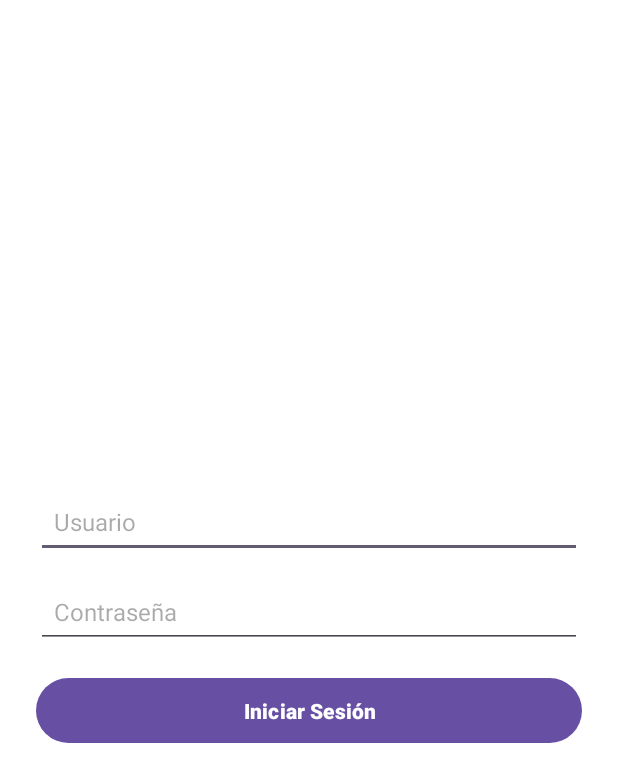
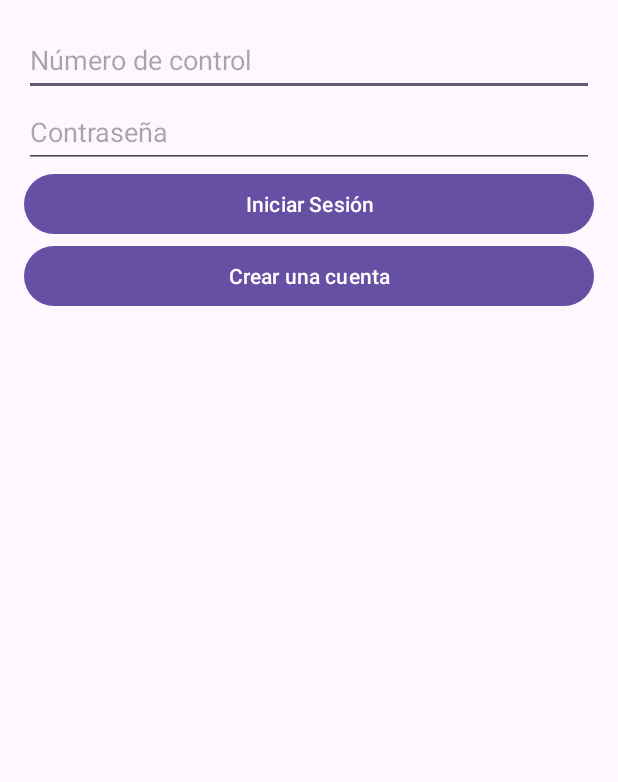
Before and after one commit to Sanosvaldo9/Android-con-Django-Login, an Android app: the screen it shows after launch (MainActivity), on a phone screen of 412 x 824 dp. Shown: the top 782 px of the screen. Run offline under Robolectric (Android 15) with nearby library versions, the phone set to English and light mode, and no system bars.

Commit message:
Proyecto desde Android Studio a Django.

```diff
--- a/app/src/main/AndroidManifest.xml
+++ b/app/src/main/AndroidManifest.xml
@@ -16,6 +16,12 @@
         android:theme="@style/Theme.LoginCLE"
         tools:targetApi="31">
         <activity
+            android:name=".WelcomeActivity"
+            android:exported="false" />
+        <activity
+            android:name=".RegisterActivity"
+            android:exported="false" />
+        <activity
             android:name=".MainActivity"
             android:exported="true">
             <intent-filter>
--- a/app/src/main/java/com/osvaldo/logincle/ApiService.kt
+++ b/app/src/main/java/com/osvaldo/logincle/ApiService.kt
@@ -2,17 +2,9 @@ package com.osvaldo.logincle
 
 import retrofit2.Call
 import retrofit2.http.Body
-import retrofit2.http.GET
-import retrofit2.http.Header
 import retrofit2.http.POST
 
-data class TokenRequest(val username: String, val password: String)
-data class TokenResponse(val access: String, val refresh: String)
-
 interface ApiService {
-    @GET("api/users/")
-    fun getUsers(@Header("Authorization") token: String): Call<List<User>>
-
-    @POST("api/token/")
-    fun getToken(@Body request: TokenRequest): Call<TokenResponse>
+    @POST("api/crear-cuenta/")
+    fun crearCuenta(@Body request: CrearCuentaRequest): Call<CrearCuentaResponse>
 }
--- a/app/src/main/java/com/osvaldo/logincle/MainActivity.kt
+++ b/app/src/main/java/com/osvaldo/logincle/MainActivity.kt
@@ -2,15 +2,8 @@ package com.osvaldo.logincle
 
 import android.content.Intent
 import android.os.Bundle
-import androidx.activity.enableEdgeToEdge
+import android.widget.Button
 import androidx.appcompat.app.AppCompatActivity
-import androidx.core.view.ViewCompat
-import androidx.core.view.WindowInsetsCompat
-
-import android.util.Log
-import android.widget.Button
-import android.widget.EditText
-import android.widget.Toast
 import retrofit2.Call
 import retrofit2.Callback
 import retrofit2.Response
@@ -18,42 +11,13 @@ import retrofit2.Response
 class MainActivity : AppCompatActivity() {
     override fun onCreate(savedInstanceState: Bundle?) {
         super.onCreate(savedInstanceState)
-        enableEdgeToEdge()
         setContentView(R.layout.activity_main)
 
-        val token = "Token tu_token_aqui" // Reemplázalo con un token válido
-
-        RetrofitClient.instance.getUsers(token).enqueue(object : Callback<List<User>> {
-            override fun onResponse(call: Call<List<User>>, response: Response<List<User>>) {
-                if (response.isSuccessful) {
-                    val users = response.body()
-                    users?.forEach {
-                        Log.d("User", "ID: ${it.id}, Name: ${it.username}")
-                    }
-                } else {
-                    Log.e("Error", "Error: ${response.code()}")
-                }
-            }
-
-            override fun onFailure(call: Call<List<User>>, t: Throwable) {
-                Log.e("Error", "Failure: ${t.message}")
-            }
-        })
-
-        RetrofitClient.instance.getToken(TokenRequest("usuario", "contrasena"))
-            .enqueue(object : Callback<TokenResponse> {
-                override fun onResponse(call: Call<TokenResponse>, response: Response<TokenResponse>) {
-                    if (response.isSuccessful) {
-                        val token = response.body()?.access
-                        Log.d("Auth", "Token: $token")
-                    } else {
-                        Log.e("Auth", "Error: ${response.code()}")
-                    }
-                }
-
-                override fun onFailure(call: Call<TokenResponse>, t: Throwable) {
-                    Log.e("Auth", "Failure: ${t.message}")
-                }
-            })
+        // Ejemplo de uso
+        val btnOpen = findViewById<Button>(R.id.btn_ir_registro)
+        btnOpen.setOnClickListener {
+            val intent = Intent(this, RegisterActivity::class.java)
+            startActivity(intent)  // Inicia la nueva actividad
+        }
     }
 }
--- a/app/src/main/java/com/osvaldo/logincle/RetrofitClient.kt
+++ b/app/src/main/java/com/osvaldo/logincle/RetrofitClient.kt
@@ -4,14 +4,16 @@ import retrofit2.Retrofit
 import retrofit2.converter.gson.GsonConverterFactory
 
 object RetrofitClient {
-    private const val BASE_URL = "https://prueba22.pythonanywhere.com/api/"
+    private const val BASE_URL = ""
 
-    val instance: ApiService by lazy {
-        val retrofit = Retrofit.Builder()
+    private val retrofit: Retrofit by lazy {
+        Retrofit.Builder()
             .baseUrl(BASE_URL)
             .addConverterFactory(GsonConverterFactory.create())
             .build()
+    }
+
+    val apiService: ApiService by lazy {
         retrofit.create(ApiService::class.java)
     }
-
 }
--- a/app/src/main/res/layout/activity_main.xml
+++ b/app/src/main/res/layout/activity_main.xml
@@ -1,51 +1,31 @@
-<?xml version="1.0" encoding="utf-8"?>
-<LinearLayout
-    xmlns:android="http://schemas.android.com/apk/res/android"
+<LinearLayout xmlns:android="http://schemas.android.com/apk/res/android"
     android:layout_width="match_parent"
     android:layout_height="match_parent"
     android:orientation="vertical"
-    android:gravity="center"
-    android:padding="24dp"
-    android:background="@color/white">
+    android:padding="16dp">
 
-    <!-- Campo de Usuario -->
     <EditText
-        android:id="@+id/editTextUsername"
+        android:id="@+id/et_no_control_login"
         android:layout_width="match_parent"
         android:layout_height="48dp"
-        android:hint="Usuario"
-        android:inputType="text"
-        android:padding="12dp"
-        android:textSize="16sp" />
+        android:hint="Número de control" />
 
-    <!-- Campo de Contraseña -->
     <EditText
-        android:id="@+id/editTextPassword"
+        android:id="@+id/et_password_login"
         android:layout_width="match_parent"
         android:layout_height="48dp"
         android:hint="Contraseña"
-        android:inputType="textPassword"
-        android:padding="12dp"
-        android:textSize="16sp"
-        android:layout_marginTop="12dp" />
+        android:inputType="textPassword" />
 
-    <!-- Botón de Login -->
     <Button
-        android:id="@+id/buttonLogin"
+        android:id="@+id/btn_iniciar_sesion"
         android:layout_width="match_parent"
         android:layout_height="wrap_content"
-        android:text="Iniciar Sesión"
-        android:textColor="@color/white"
-        android:textStyle="bold"
-        android:padding="12dp"
-        android:layout_marginTop="16dp" />
+        android:text="Iniciar Sesión" />
 
-    <!-- ProgressBar (se muestra cuando carga la petición) -->
-    <ProgressBar
-        android:id="@+id/progressBar"
-        android:layout_width="wrap_content"
+    <Button
+        android:id="@+id/btn_ir_registro"
+        android:layout_width="match_parent"
         android:layout_height="wrap_content"
-        android:visibility="gone"
-        android:layout_marginTop="16dp" />
-
+        android:text="Crear una cuenta" />
 </LinearLayout>
```
Also changed, not shown: app/src/main/java/com/osvaldo/logincle/CrearCuentaRequest.kt (added, +7 -0 lines), app/src/main/java/com/osvaldo/logincle/CrearCuentaResponse.kt (added, +7 -0 lines), app/src/main/java/com/osvaldo/logincle/SessionManager.kt (added, +18 -0 lines), app/src/main/java/com/osvaldo/logincle/User.kt (+9 -7 lines).
